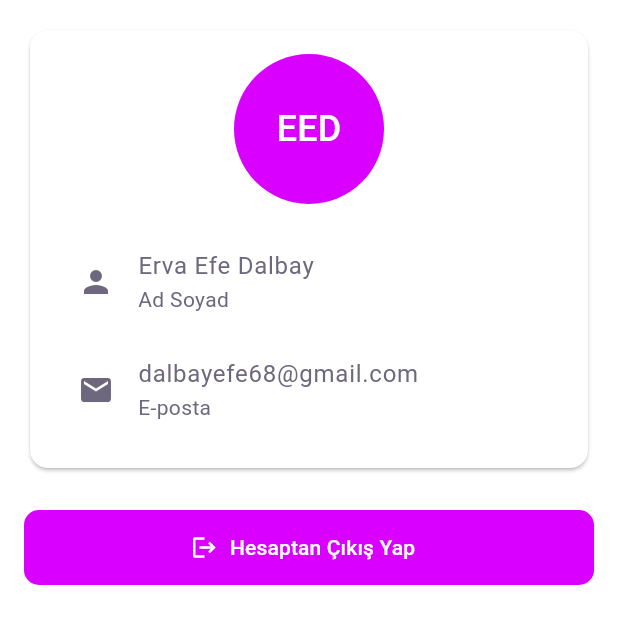
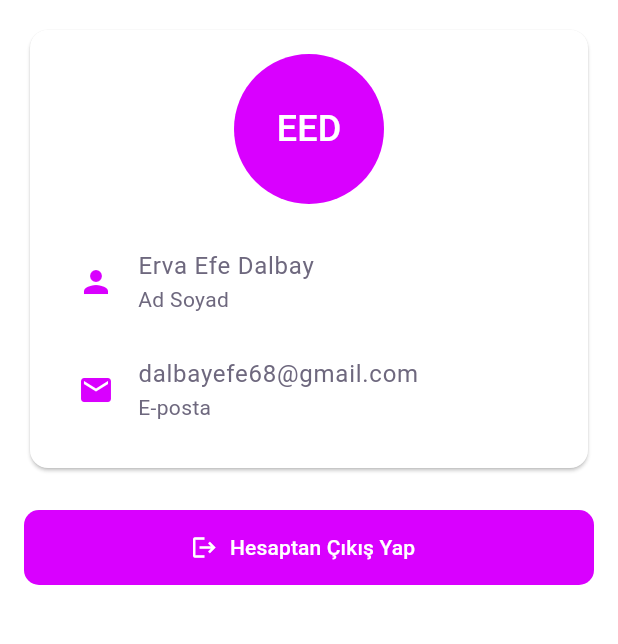
Before and after one commit to efedalbay/quitzone, a Flutter app: the ProfileScreen screen opened by its route, on a phone screen of 412 x 824 dp, the part 84-728 px from its top. Run offline on Flutter 3.47's test engine with Material 3 defaults, Android fonts, the phone set to English and light mode, and no system bars; our stand-ins replace go_router, google_fonts, lottie; missing offline and left inert: dotlottie_loader.

Commit message:
Drawer Tema Renkleri
Tüm ekranlarımda drawer menüsünün tema renklerine uygunluğunu tamamladım.

```diff
--- a/lib/screens/profile_screen.dart
+++ b/lib/screens/profile_screen.dart
@@ -37,7 +37,7 @@ class ProfileScreen extends StatelessWidget {
               currentAccountPicture: CircleAvatar(
                 backgroundColor: Theme.of(context).colorScheme.primaryContainer,
                 child: Icon(
-                  CupertinoIcons.person_circle,
+                  Icons.person,
                   size: 50,
                   color: Theme.of(context).colorScheme.onPrimaryContainer,
                 ),
@@ -50,42 +50,60 @@ class ProfileScreen extends StatelessWidget {
             ),
             // Menü öğeleri
             ListTile(
-              leading: const Icon(Icons.home),
+              leading: Icon(
+                Icons.home,
+                color: Theme.of(context).colorScheme.primary,
+              ),
               title: const Text('Ana Sayfa'),
               onTap: () {
                 context.go("/home");
               },
             ),
             ListTile(
-              leading: const Icon(Icons.person),
+              leading: Icon(
+                Icons.person,
+                color: Theme.of(context).colorScheme.primary,
+              ),
               title: const Text('Profil'),
               onTap: () {
                 context.go("/profile");
               },
             ),
             ListTile(
-              leading: const Icon(Icons.calendar_month),
+              leading: Icon(
+                Icons.calendar_month,
+                color: Theme.of(context).colorScheme.primary,
+              ),
               title: const Text('Takvim'),
               onTap: () {
                 context.go("/calendar");
               },
             ),
             ListTile(
-              leading: const Icon(Icons.smoke_free),
+              leading: Icon(
+                Icons.smoke_free,
+                color: Theme.of(context).colorScheme.primary,
+              ),
               title: const Text('Sayaçlar'),
               onTap: () {
                 context.go("/counter");
               },
             ),
             ListTile(
-              leading: const Icon(Icons.outlined_flag),
+              leading: Icon(
+                Icons.outlined_flag,
+                color: Theme.of(context).colorScheme.primary,
+              ),
               title: const Text('Hedefler'),
               onTap: () {
                 context.go("/goals");
               },
             ),
             ListTile(
-              leading: const Icon(Icons.emoji_events),
+              leading: Icon(
+                Icons.emoji_events,
+                color: Theme.of(context).colorScheme.primary,
+              ),
               title: const Text('Başarımlar'),
               onTap: () {
                 context.go("/achievement");
@@ -94,7 +112,10 @@ class ProfileScreen extends StatelessWidget {
             const Spacer(),
             const Divider(),
             ListTile(
-              leading: const Icon(Icons.settings),
+              leading: Icon(
+                Icons.settings,
+                color: Theme.of(context).colorScheme.primary,
+              ),
               title: const Text('Ayarlar'),
               onTap: () {
                 context.go("/settings");
@@ -106,26 +127,28 @@ class ProfileScreen extends StatelessWidget {
       body: ListView(
         padding: const EdgeInsets.all(16),
         children: [
-          const Card(
+          Card(
             child: Padding(
               padding: EdgeInsets.all(16),
               child: Column(
                 children: [
-                  CircleAvatar(
+                  const CircleAvatar(
                     radius: 50,
                     child: Text(
                       "EED",
                       style: TextStyle(fontSize: 24),
                     ),
                   ),
-                  SizedBox(height: 16),
+                  const SizedBox(height: 16),
                   ListTile(
-                    leading: Icon(Icons.person),
-                    title: Text("Erva Efe Dalbay"),
-                    subtitle: Text("Ad Soyad"),
+                    leading: Icon(Icons.person,
+                    color: Theme.of(context).colorScheme.primary,),
+                    title: const Text("Erva Efe Dalbay"),
+                    subtitle: const Text("Ad Soyad"),
                   ),
                   ListTile(
-                    leading: Icon(Icons.email),
+                    leading: Icon(Icons.email,
+                    color: Theme.of(context).colorScheme.primary,),
                     title: Text("dalbayefe68@gmail.com"),
                     subtitle: Text("E-posta"),
                   ),
```
Also changed, not shown: lib/screens/calendar_screen.dart (+28 -7 lines).
